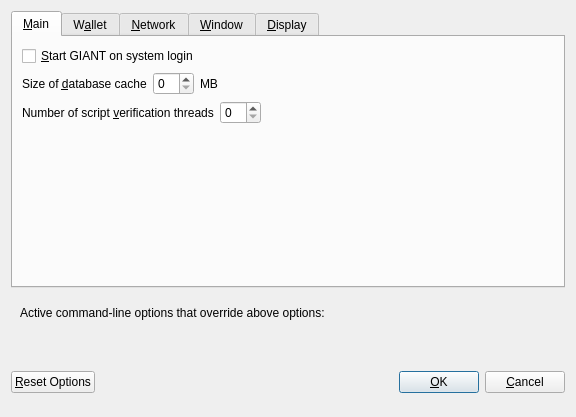
Qt form src/qt/forms/optionsdialog.ui (GiantPay/GiantCore) before a commit.
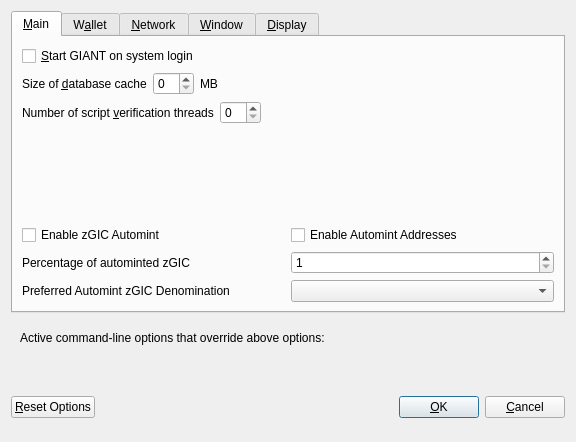
The same form after that commit. The open tabs and pages were chosen to show the change. Custom widgets are drawn as their Qt base class.

What changed in the file:
```diff
--- a/src/qt/forms/optionsdialog.ui
+++ b/src/qt/forms/optionsdialog.ui
@@ -7,7 +7,7 @@
     <x>0</x>
     <y>0</y>
     <width>576</width>
-    <height>417</height>
+    <height>442</height>
    </rect>
   </property>
   <property name="windowTitle">
@@ -130,6 +130,102 @@
          </property>
         </spacer>
        </item>
+       <item>
+        <layout class="QHBoxLayout" name="horiz-autominting-layout">
+         <item>
+          <widget class="QCheckBox" name="checkBoxZeromintEnable">
+           <property name="toolTip">
+            <string>Enable automatic minting of GIC units to zGIC</string>
+           </property>
+           <property name="layoutDirection">
+            <enum>Qt::LeftToRight</enum>
+           </property>
+           <property name="text">
+            <string>Enable zGIC Automint</string>
+           </property>
+          </widget>
+         </item>
+         <item>
+          <widget class="QCheckBox" name="checkBoxZeromintAddresses">
+           <property name="toolTip">
+            <string>Enable automatic zGIC minting from specific addresses</string>
+           </property>
+           <property name="layoutDirection">
+            <enum>Qt::LeftToRight</enum>
+           </property>
+           <property name="text">
+            <string>Enable Automint Addresses</string>
+           </property>
+          </widget>
+         </item>
+        </layout>
+       </item>
+       <item>
+        <layout class="QHBoxLayout" name="horizontalLayout_3">
+         <item>
+          <widget class="QLabel" name="percentage_label">
+           <property name="toolTip">
+            <string>Percentage of incoming GIC which get automatically converted to zGIC via Zerocoin Protocol (min: 10%)</string>
+           </property>
+           <property name="text">
+            <string>Percentage of autominted zGIC</string>
+           </property>
+          </widget>
+         </item>
+         <item>
+          <widget class="QSpinBox" name="zeromintPercentage">
+           <property name="minimum">
+            <number>1</number>
+           </property>
+           <property name="maximum">
+            <number>100</number>
+           </property>
+          </widget>
+         </item>
+        </layout>
+       </item>
+       <item>
+        <layout class="QHBoxLayout" name="horizontalLayout" stretch="0,0">
+         <property name="sizeConstraint">
+          <enum>QLayout::SetFixedSize</enum>
+         </property>
+         <item>
+          <widget class="QLabel" name="labelPreferredDenom">
+           <property name="maximumSize">
+            <size>
+             <width>16777215</width>
+             <height>16777215</height>
+            </size>
+           </property>
+           <property name="toolTip">
+            <string>Wait with automatic conversion to Zerocoin until enough GIC for this denomination is available</string>
+           </property>
+           <property name="text">
+            <string>Preferred Automint zGIC Denomination</string>
+           </property>
+          </widget>
+         </item>
+         <item>
+          <widget class="QComboBox" name="preferredDenom">
+           <property name="maximumSize">
+            <size>
+             <width>16777215</width>
+             <height>27</height>
+            </size>
+           </property>
+           <property name="toolTip">
+            <string>Wait with automatic conversion to Zerocoin until enough GIC for this denomination is available</string>
+           </property>
+           <property name="maxVisibleItems">
+            <number>9</number>
+           </property>
+           <property name="maxCount">
+            <number>9</number>
+           </property>
+          </widget>
+         </item>
+        </layout>
+       </item>
       </layout>
      </widget>
      <widget class="QWidget" name="tabWallet">
```
Left out of the diff: 75 changed lines with no effect on the pictures.
